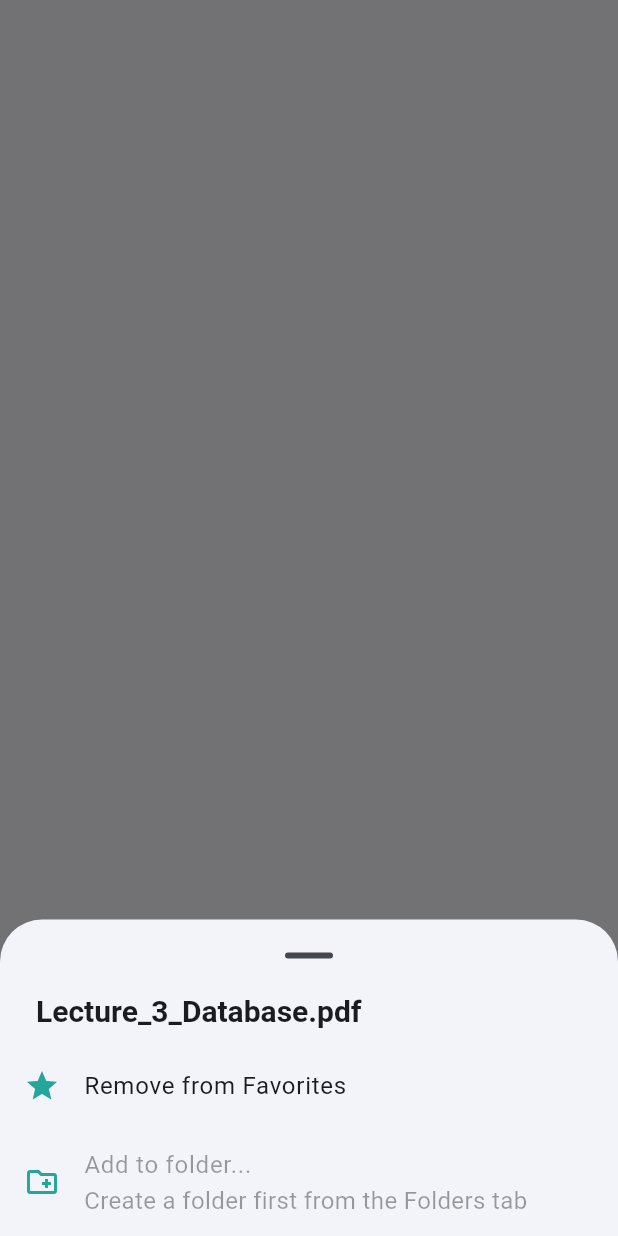
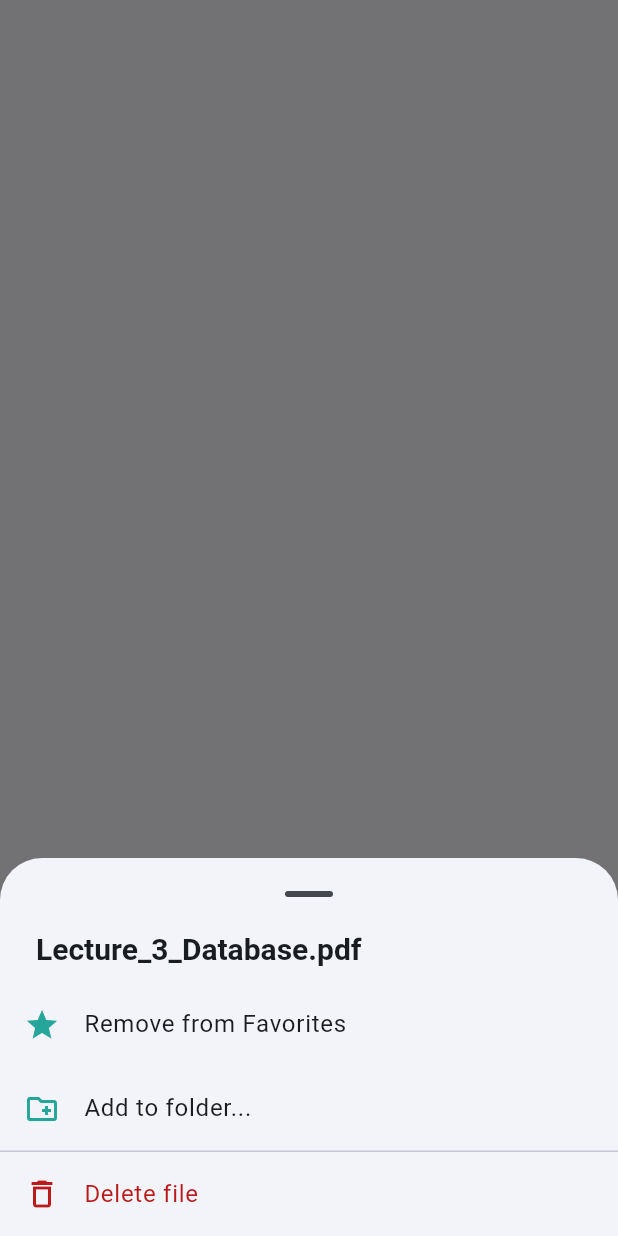
Before and after one commit to mog4ku-mono/blindsort, a Flutter app: what showFileActions() shows on an empty page, opened directly with sample values from the repository, on a phone screen of 412 x 824 dp. Run offline on Flutter 3.47's test engine with Material 3 defaults, Android fonts, the light colour scheme and no system bars; our stand-ins replace device_preview.

Commit message:
feat(widgets): add delete file, list all folders in picker

```diff
--- a/lib/widgets/file_actions_sheet.dart
+++ b/lib/widgets/file_actions_sheet.dart
@@ -1,18 +1,22 @@
 import 'package:flutter/material.dart';
 
 import '../constants/app_spacing.dart';
+import '../data/sample_folders.dart';
 import '../models/file_item.dart';
+import '../models/folder_item.dart';
 import '../state/app_state.dart';
 
-/// Shared file long-press sheet. Favorites, Add to folder, and one
-/// Remove-from row per custom folder the file currently lives in.
 Future<void> showFileActions(
   BuildContext context,
   FileItem file, {
   required VoidCallback onChanged,
 }) async {
   final theme = Theme.of(context);
-  final containing = AppState.customFolders
+  final allFolders = [
+    ...sampleFolders.where((f) => !AppState.isFolderDeleted(f.name)),
+    ...AppState.customFolders.where((f) => !AppState.isFolderDeleted(f.name)),
+  ];
+  final containing = allFolders
       .where((f) => (AppState.folderContents[f.name] ?? {}).contains(file.id))
       .toList();
 
@@ -59,16 +63,10 @@ Future<void> showFileActions(
               color: theme.colorScheme.secondary,
             ),
             title: const Text('Add to folder...'),
-            enabled: AppState.customFolders.isNotEmpty,
-            subtitle: AppState.customFolders.isEmpty
-                ? const Text('Create a folder first from the Folders tab')
-                : null,
-            onTap: AppState.customFolders.isEmpty
-                ? null
-                : () {
-                    Navigator.pop(sheetContext);
-                    showFolderPicker(context, file, onChanged: onChanged);
-                  },
+            onTap: () {
+              Navigator.pop(sheetContext);
+              _showFolderPicker(context, file, allFolders, onChanged);
+            },
           ),
           for (final folder in containing)
             ListTile(
@@ -83,18 +81,53 @@ Future<void> showFileActions(
                 onChanged();
               },
             ),
+          const Divider(height: 1),
+          ListTile(
+            leading: Icon(Icons.delete_outline, color: theme.colorScheme.error),
+            title: Text(
+              'Delete file',
+              style: TextStyle(color: theme.colorScheme.error),
+            ),
+            onTap: () async {
+              final confirmed = await showDialog<bool>(
+                context: context,
+                builder: (_) => AlertDialog(
+                  title: const Text('Delete file?'),
+                  content: Text('"${file.name}" will be removed.'),
+                  actions: [
+                    TextButton(
+                      onPressed: () => Navigator.pop(context, false),
+                      child: const Text('Cancel'),
+                    ),
+                    FilledButton(
+                      onPressed: () => Navigator.pop(context, true),
+                      style: FilledButton.styleFrom(
+                        backgroundColor: theme.colorScheme.error,
+                      ),
+                      child: const Text('Delete'),
+                    ),
+                  ],
+                ),
+              );
+              if (confirmed == true) {
+                AppState.deleteFile(file.id);
+                if (sheetContext.mounted) Navigator.pop(sheetContext);
+                onChanged();
+              }
+            },
+          ),
         ],
       ),
     ),
   );
 }
 
-/// Picks which custom folder to add a file to.
-Future<void> showFolderPicker(
+Future<void> _showFolderPicker(
   BuildContext context,
-  FileItem file, {
-  required VoidCallback onChanged,
-}) async {
+  FileItem file,
+  List<FolderItem> allFolders,
+  VoidCallback onChanged,
+) async {
   final theme = Theme.of(context);
   await showModalBottomSheet<void>(
     context: context,
@@ -116,7 +149,7 @@ Future<void> showFolderPicker(
               style: theme.textTheme.headlineSmall,
             ),
           ),
-          for (final folder in AppState.customFolders)
+          for (final folder in allFolders)
             ListTile(
               leading: Icon(Icons.folder, color: theme.colorScheme.secondary),
               title: Text(folder.name),
```
